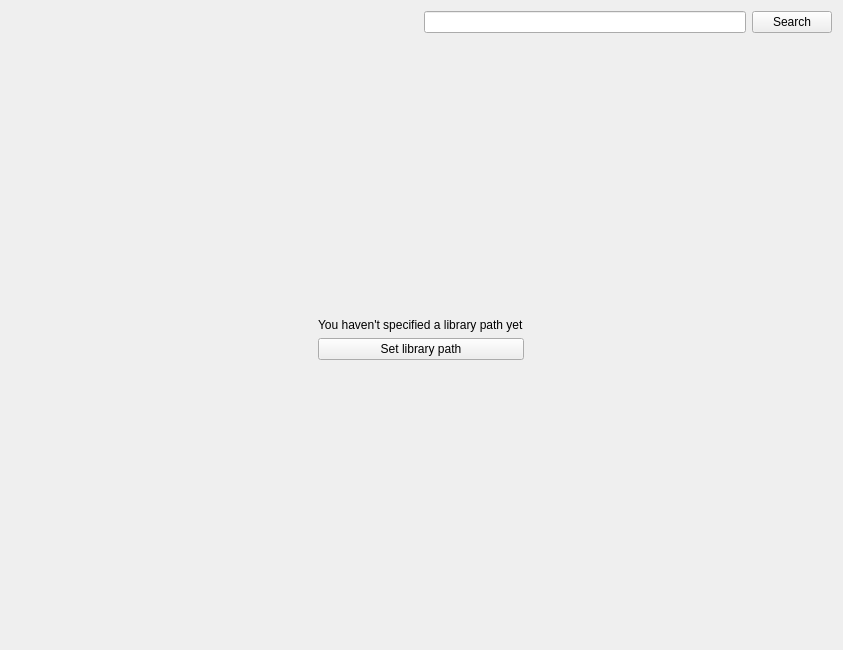
Above: src/Gui/Directories/GUI_DirectoryWidget.ui from Inferno214221/sayonara-player before the change. Below: the same form after it.
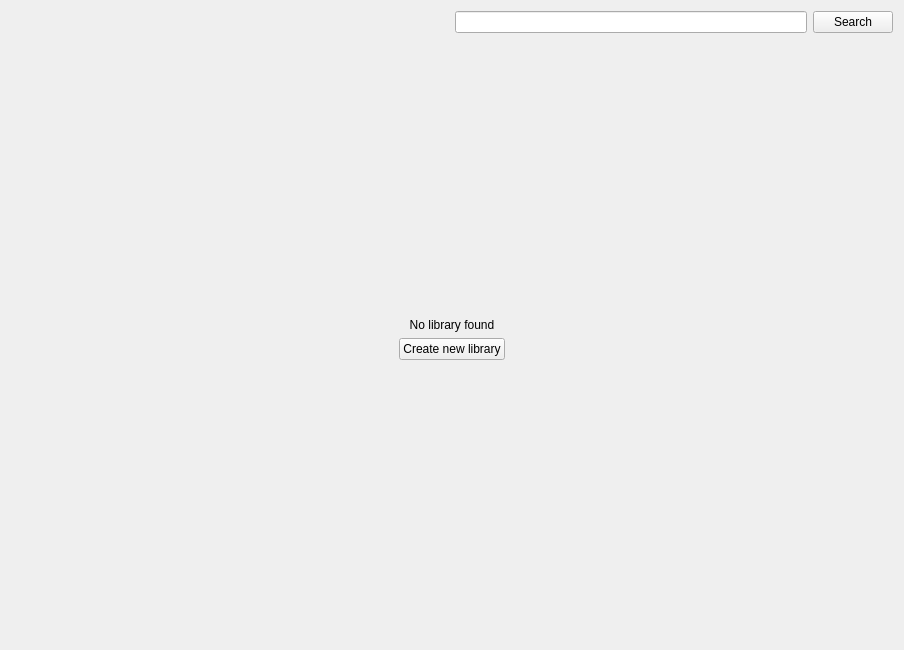
That is the form after the change. Icons and pictures are not drawn. Custom widgets are drawn as their Qt base class.

Patch:
```diff
--- a/src/Gui/Directories/GUI_DirectoryWidget.ui
+++ b/src/Gui/Directories/GUI_DirectoryWidget.ui
@@ -6,7 +6,7 @@
    <rect>
     <x>0</x>
     <y>0</y>
-    <width>843</width>
+    <width>904</width>
     <height>650</height>
    </rect>
   </property>
@@ -20,52 +20,6 @@
    <string/>
   </property>
   <layout class="QGridLayout" name="gridLayout">
-   <item row="0" column="1">
-    <layout class="QHBoxLayout" name="horizontalLayout_2">
-     <property name="spacing">
-      <number>6</number>
-     </property>
-     <item>
-      <widget class="QLineEdit" name="le_search">
-       <property name="sizePolicy">
-        <sizepolicy hsizetype="Expanding" vsizetype="Minimum">
-         <horstretch>0</horstretch>
-         <verstretch>0</verstretch>
-        </sizepolicy>
-       </property>
-       <property name="focusPolicy">
-        <enum>Qt::ClickFocus</enum>
-       </property>
-      </widget>
-     </item>
-     <item>
-      <widget class="QPushButton" name="btn_search">
-       <property name="sizePolicy">
-        <sizepolicy hsizetype="Minimum" vsizetype="Minimum">
-         <horstretch>0</horstretch>
-         <verstretch>0</verstretch>
-        </sizepolicy>
-       </property>
-       <property name="focusPolicy">
-        <enum>Qt::NoFocus</enum>
-       </property>
-       <property name="text">
-        <string notr="true">Search</string>
-       </property>
-       <property name="icon">
-        <iconset resource="../Resources/Icons.qrc">
-         <normaloff>:/Icons/lupe.svg.png</normaloff>:/Icons/lupe.svg.png</iconset>
-       </property>
-       <property name="iconSize">
-        <size>
-         <width>16</width>
-         <height>16</height>
-        </size>
-       </property>
-      </widget>
-     </item>
-    </layout>
-   </item>
    <item row="0" column="0">
     <layout class="QHBoxLayout" name="horizontalLayout">
      <property name="spacing">
@@ -268,7 +222,7 @@
        <item row="2" column="1">
         <widget class="QPushButton" name="btn_set_library_path">
          <property name="text">
-          <string>Set library path</string>
+          <string notr="true">Create new library</string>
          </property>
         </widget>
        </item>
@@ -301,7 +255,10 @@
        <item row="1" column="1">
         <widget class="QLabel" name="label">
          <property name="text">
-          <string>You haven't specified a library path yet</string>
+          <string>No library found</string>
+         </property>
+         <property name="alignment">
+          <set>Qt::AlignCenter</set>
          </property>
         </widget>
        </item>
@@ -309,6 +266,69 @@
      </widget>
     </widget>
    </item>
+   <item row="0" column="1">
+    <widget class="QWidget" name="widget_search" native="true">
+     <property name="minimumSize">
+      <size>
+       <width>50</width>
+       <height>0</height>
+      </size>
+     </property>
+     <layout class="QHBoxLayout" name="horizontalLayout_3">
+      <property name="leftMargin">
+       <number>0</number>
+      </property>
+      <property name="topMargin">
+       <number>0</number>
+      </property>
+      <property name="rightMargin">
+       <number>0</number>
+      </property>
+      <property name="bottomMargin">
+       <number>0</number>
+      </property>
+      <item>
+       <widget class="QLineEdit" name="le_search">
+        <property name="sizePolicy">
+         <sizepolicy hsizetype="Expanding" vsizetype="Minimum">
+          <horstretch>0</horstretch>
+          <verstretch>0</verstretch>
+         </sizepolicy>
+        </property>
+        <property name="focusPolicy">
+         <enum>Qt::ClickFocus</enum>
+        </property>
+       </widget>
+      </item>
+      <item>
+       <widget class="QPushButton" name="btn_search">
+        <property name="sizePolicy">
+         <sizepolicy hsizetype="Minimum" vsizetype="Minimum">
+          <horstretch>0</horstretch>
+          <verstretch>0</verstretch>
+         </sizepolicy>
+        </property>
+        <property name="focusPolicy">
+         <enum>Qt::NoFocus</enum>
+        </property>
+        <property name="text">
+         <string notr="true">Search</string>
+        </property>
+        <property name="icon">
+         <iconset>
+          <normaloff>:/Icons/lupe.svg.png</normaloff>:/Icons/lupe.svg.png</iconset>
+        </property>
+        <property name="iconSize">
+         <size>
+          <width>16</width>
+          <height>16</height>
+         </size>
+        </property>
+       </widget>
+      </item>
+     </layout>
+    </widget>
+   </item>
   </layout>
  </widget>
  <customwidgets>
```
Left out of the diff: 2 changed lines with no effect on the pictures.
